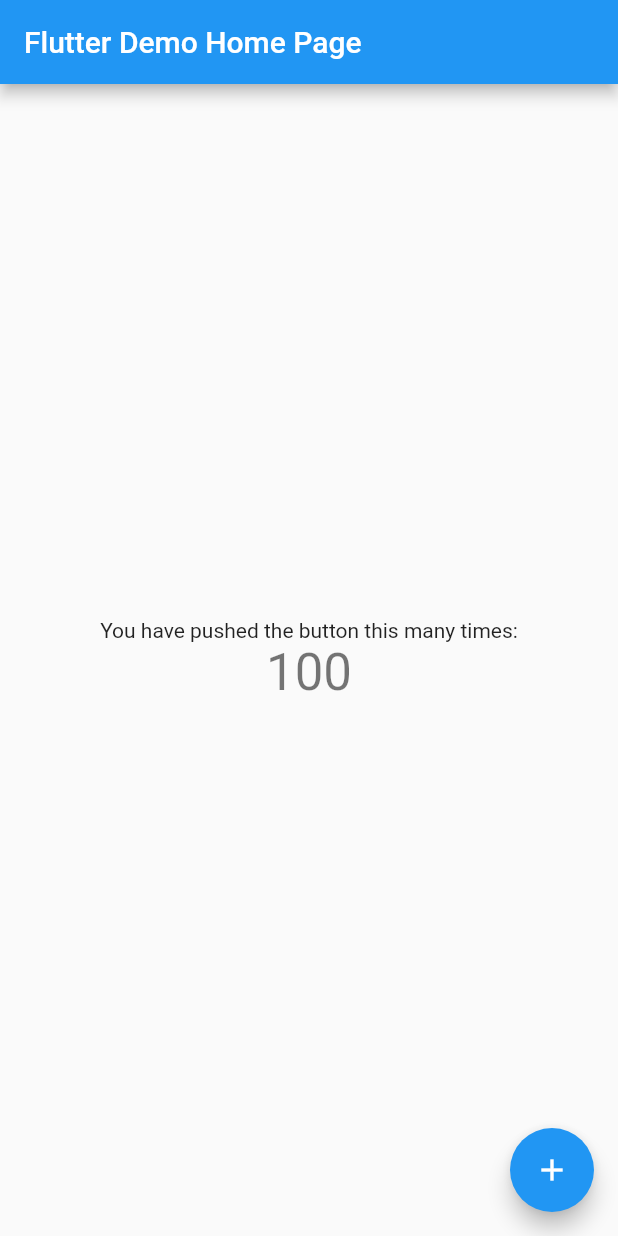
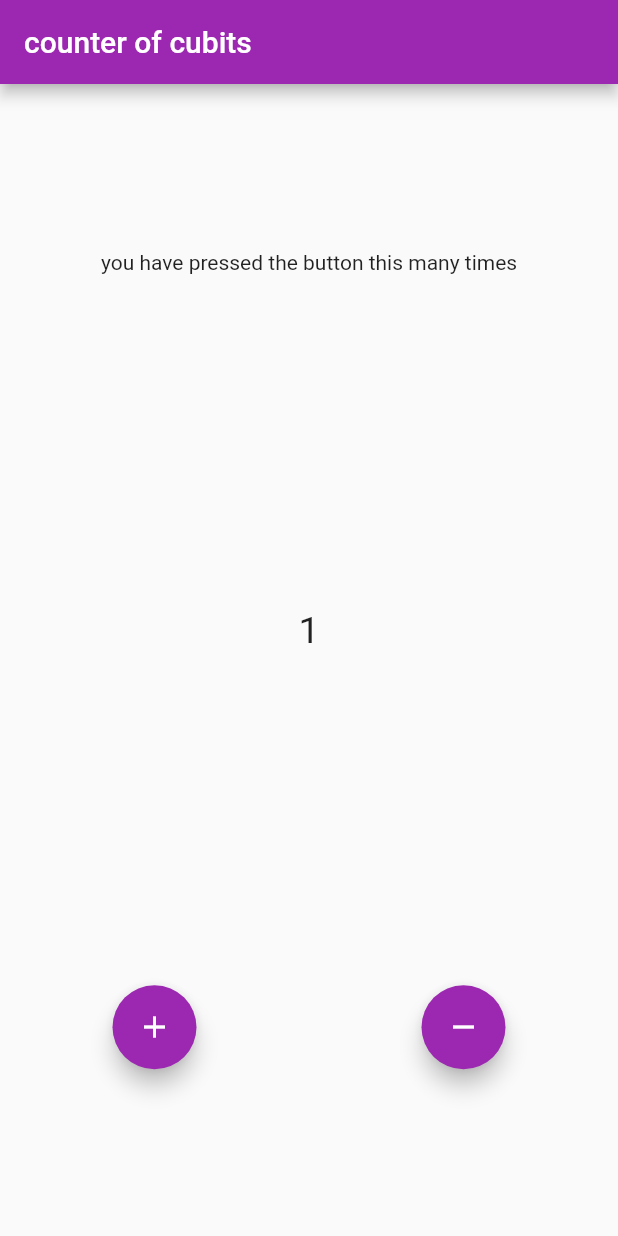
Before and after one commit to mxm5/bloc_from_start, a Flutter app: the screen it shows after launch, after a tap on the "add" icon, on a phone screen of 412 x 824 dp. Run offline on Flutter 3.47's test engine with Material 2 defaults, Android fonts, the phone set to English and light mode, and no system bars; our stand-ins replace bloc, equatable, flutter_bloc.

Commit message:
10 created a counter cubit

```diff
--- /dev/null
+++ b/lib/cubit/counter_cubit.dart
@@ -0,0 +1,11 @@
+import 'package:bloc/bloc.dart';
+import 'package:equatable/equatable.dart';
+import 'package:flutter/cupertino.dart';
+
+part 'counter_state.dart';
+
+class CounterCubit extends Cubit<CounterState> {
+  CounterCubit() : super(CounterState(counterValue: 0));
+  void increment() => emit(CounterState(counterValue: state.counterValue + 1));
+  void decrement() => emit(CounterState(counterValue: state.counterValue - 1));
+}
--- /dev/null
+++ b/lib/cubit/counter_state.dart
@@ -0,0 +1,7 @@
+part of 'counter_cubit.dart';
+
+class CounterState {
+  final int counterValue;
+
+  CounterState({@required this.counterValue});
+}
--- /dev/null
+++ b/lib/home_page.dart
@@ -0,0 +1,47 @@
+import 'package:bp/cubit/counter_cubit.dart';
+import 'package:flutter/material.dart';
+import 'package:flutter_bloc/flutter_bloc.dart';
+
+class HomePage extends StatelessWidget {
+  @override
+  Widget build(BuildContext context) {
+    return Scaffold(
+      appBar: AppBar(
+        title: Text('counter of cubits'),
+      ),
+      body: Column(
+        mainAxisAlignment: MainAxisAlignment.spaceAround,
+        crossAxisAlignment: CrossAxisAlignment.center,
+        children: [
+          Text('you have pressed the button this many times'),
+          BlocBuilder<CounterCubit, CounterState>(
+            // cubit: context.read<CounterCubit>(),
+            builder: (context, state) {
+              return Text('${state.counterValue}',
+                  style: TextStyle(fontSize: 25));
+            },
+          ),
+          Row(
+            mainAxisAlignment: MainAxisAlignment.spaceAround,
+            children: [
+              FloatingActionButton(
+                onPressed: () {
+                  // BlocProvider.of<CounterCubit>(context).increment();
+                  context.read<CounterCubit>().increment();
+                },
+                child: Icon(Icons.add),
+              ),
+              FloatingActionButton(
+                onPressed: () {
+                  // BlocProvider.of<CounterCubit>(context).decrement();
+                  context.read<CounterCubit>().decrement();
+                },
+                child: Icon(Icons.remove),
+              )
+            ],
+          )
+        ],
+      ),
+    );
+  }
+}
--- a/lib/main.dart
+++ b/lib/main.dart
@@ -1,4 +1,8 @@
+import 'package:bp/cubit/counter_cubit.dart';
 import 'package:flutter/material.dart';
+import 'package:flutter_bloc/flutter_bloc.dart';
+
+import 'home_page.dart';
 
 void main() {
   runApp(MyApp());
@@ -7,60 +11,16 @@ void main() {
 class MyApp extends StatelessWidget {
   @override
   Widget build(BuildContext context) {
-    return MaterialApp(
-      title: 'Flutter Demo',
-      theme: ThemeData(
-        primarySwatch: Colors.blue,
-        visualDensity: VisualDensity.adaptivePlatformDensity,
-      ),
-      home: MyHomePage(title: 'Flutter Demo Home Page'),
-    );
+    return BlocProvider<CounterCubit>(
+        create: (context) => CounterCubit(),
+        child: MaterialApp(
+          debugShowCheckedModeBanner: false,
+          title: 'Flutter Demo',
+          theme: ThemeData(
+            primarySwatch: Colors.purple,
+            visualDensity: VisualDensity.adaptivePlatformDensity,
+          ),
+          home: HomePage(),
+        ));
   }
 }
-
-class MyHomePage extends StatefulWidget {
-  MyHomePage({Key key, this.title}) : super(key: key);
-
-  final String title;
-
-  @override
-  _MyHomePageState createState() => _MyHomePageState();
-}
-
-class _MyHomePageState extends State<MyHomePage> {
-  int _counter = 0;
-
-  void _incrementCounter() {
-    setState(() {
-      _counter += 100;
-    });
-  }
-
-  @override
-  Widget build(BuildContext context) {
-    return Scaffold(
-      appBar: AppBar(
-        title: Text(widget.title),
-      ),
-      body: Center(
-        child: Column(
-          mainAxisAlignment: MainAxisAlignment.center,
-          children: <Widget>[
-            Text(
-              'You have pushed the button this many times:',
-            ),
-            Text(
-              '$_counter',
-              style: Theme.of(context).textTheme.headline4,
-            ),
-          ],
-        ),
-      ),
-      floatingActionButton: FloatingActionButton(
-        onPressed: _incrementCounter,
-        tooltip: 'Increment',
-        child: Icon(Icons.add),
-      ),
-    );
-  }
-}
--- a/zcube.dart
+++ b/zcube.dart
@@ -73,13 +73,13 @@ class SimpleBlocObserver extends BlocObserver {
   @override
   void onChange(Cubit cubit, Change change) {
     final x = change.nextState;
-    print(purple('  state is $x  '));
+    print(purple(' state is $x '));
     super.onChange(cubit, change);
   }
 
   @override
   void onTransition(Bloc bloc, Transition transition) {
-    print(black('  ${transition.event}  '));
+    print(black(' ${transition.event} '));
     super.onTransition(bloc, transition);
   }
 
@@ -113,13 +113,13 @@ class CounterBloc extends Bloc<CounterEvents, int> {
 
   @override
   void onChange(Change<int> change) {
-    print(stak('  $change  '));
+    print(stak(' $change '));
     super.onChange(change);
   }
 
   @override
   void onTransition(Transition<CounterEvents, int> transition) {
-    print(yellow('  $transition \n is a stream data  '));
+    print(yellow(' $transition \n is a stream data '));
     super.onTransition(transition);
   }
 }
@@ -132,7 +132,7 @@ Future<void> main() async {
   print(stak('bloc stream started'));
 
   final listener = bloc.listen((data) {
-    print(err('  $data  ') + ' : listenr');
+    print(err(' $data ') + ' : listenr');
   });
 
   print(stak('listern stream started'));
@@ -152,11 +152,11 @@ Future<void> main() async {
 
   await listener.cancel();
 
-  print(err('  listenning ended  '));
+  print(err('\n listenning ended '));
 
   await bloc.close();
 
-  print(err('  bloc stream ended  '));
+  print(err(' bloc stream ended '));
 }
 
 // final mbloc = CounterBloc();
```
